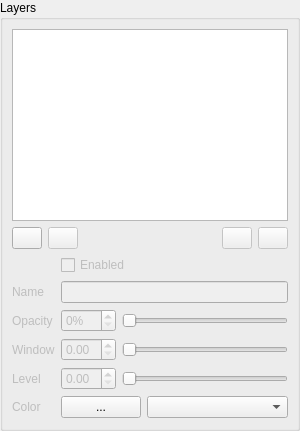
The window that src/LayersWidget.ui (ManiVaultStudio/ImageViewerPlugin) describes before a commit, drawn with Qt 5.
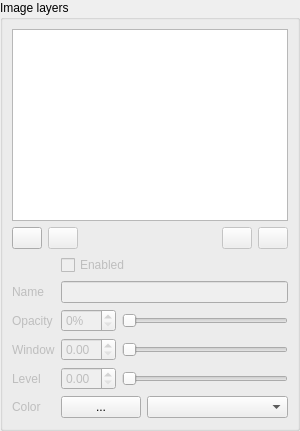
The same window after the commit.

Commit message: Work on image dataset actor

Diff of the .ui file:
```diff
--- a/src/LayersWidget.ui
+++ b/src/LayersWidget.ui
@@ -62,7 +62,7 @@
       </size>
      </property>
      <property name="title">
-      <string>Layers</string>
+      <string>Image layers</string>
      </property>
      <property name="flat">
       <bool>false</bool>
```
The commit also changes 7 other files.
